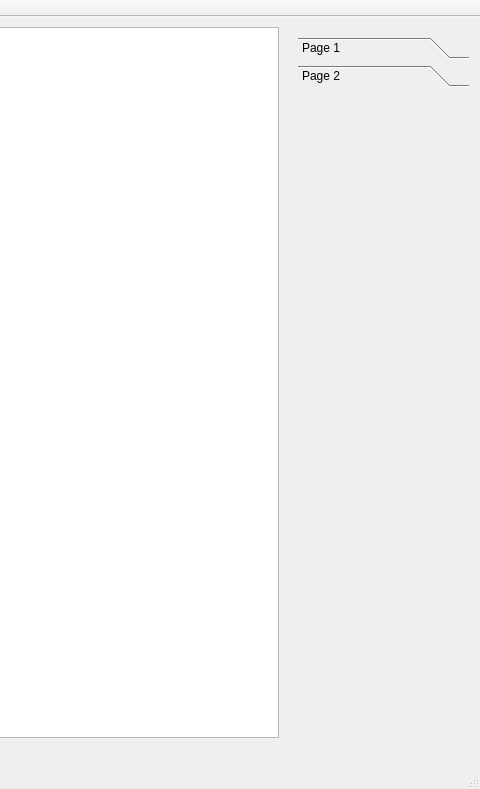
First picture: the form in Elevator_project/mainwindow.ui, repository Slaviantus/Old-university-projects-, before the edit; both pictures show x 522 to 1002 and y 0 to 789 of the 1002 by 789 pixel window.
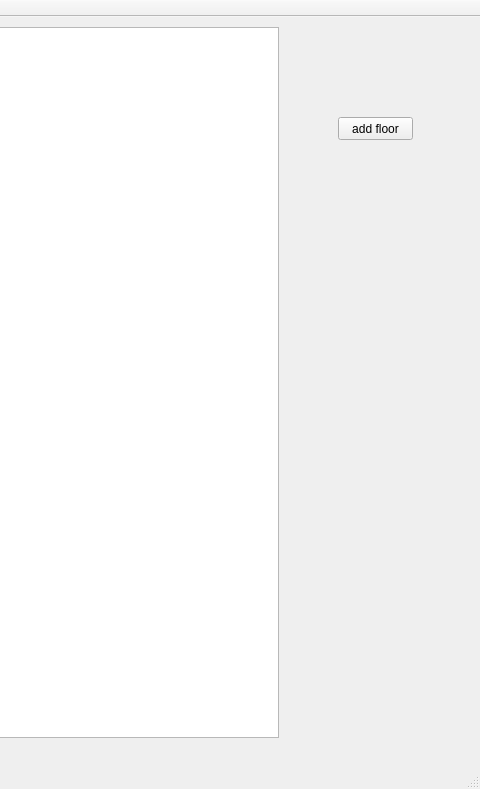
Second picture: the form after the edit. Custom widgets are drawn as their Qt base class.

Commit message: Successful add floor

```diff
--- a/Elevator_project/mainwindow.ui
+++ b/Elevator_project/mainwindow.ui
@@ -39,44 +39,18 @@
      <enum>Qt::ScrollBarAlwaysOff</enum>
     </property>
    </widget>
-   <widget class="QToolBox" name="toolBox">
+   <widget class="QPushButton" name="add_floor">
     <property name="geometry">
      <rect>
-      <x>820</x>
-      <y>20</y>
-      <width>171</width>
-      <height>671</height>
+      <x>860</x>
+      <y>100</y>
+      <width>75</width>
+      <height>23</height>
      </rect>
     </property>
-    <property name="currentIndex">
-     <number>1</number>
+    <property name="text">
+     <string>add floor</string>
     </property>
-    <widget class="QWidget" name="page">
-     <property name="geometry">
-      <rect>
-       <x>0</x>
-       <y>0</y>
-       <width>171</width>
-       <height>617</height>
-      </rect>
-     </property>
-     <attribute name="label">
-      <string>Page 1</string>
-     </attribute>
-    </widget>
-    <widget class="QWidget" name="page_2">
-     <property name="geometry">
-      <rect>
-       <x>0</x>
-       <y>0</y>
-       <width>171</width>
-       <height>617</height>
-      </rect>
-     </property>
-     <attribute name="label">
-      <string>Page 2</string>
-     </attribute>
-    </widget>
    </widget>
   </widget>
   <widget class="QMenuBar" name="menuBar">
```
Left out of the diff: 23 changed lines with no effect on the pictures. The commit also changes 12 other files.
